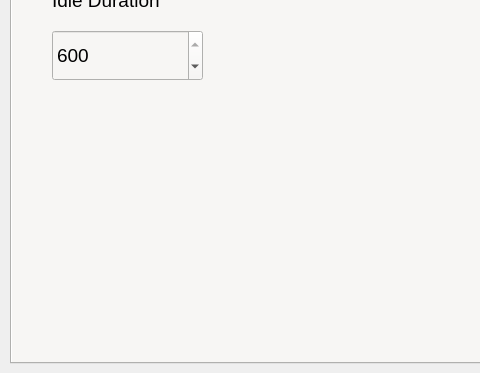
Before: the Qt Designer form src/MainWindow.ui in space-concordia-spacecraft/battery-test, drawn with Qt 5; both pictures show x 0 to 480 and y 177 to 550 of the 1011 by 550 pixel window.
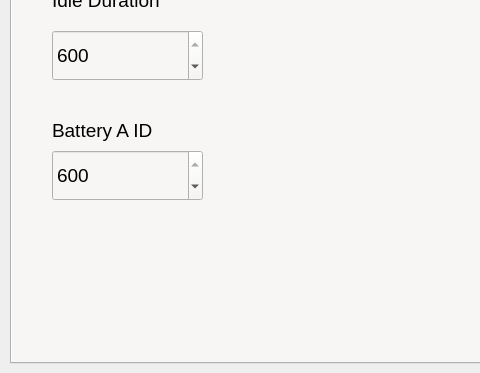
After: the same form once the commit is applied. The open tabs and pages were chosen to show the change.

Commit message: New Battery classes. Organized the class and removed unnecessary code. Reformatted the code in the battery monitor so that it works with the new battery class

The edit to the form file:
```diff
--- a/src/MainWindow.ui
+++ b/src/MainWindow.ui
@@ -859,6 +859,50 @@
        <number>600</number>
       </property>
      </widget>
+     <widget class="QSpinBox" name="cell_a_id_input">
+      <property name="geometry">
+       <rect>
+        <x>40</x>
+        <y>290</y>
+        <width>151</width>
+        <height>51</height>
+       </rect>
+      </property>
+      <property name="font">
+       <font>
+        <pointsize>14</pointsize>
+       </font>
+      </property>
+      <property name="minimum">
+       <number>10</number>
+      </property>
+      <property name="maximum">
+       <number>600</number>
+      </property>
+      <property name="value">
+       <number>600</number>
+      </property>
+     </widget>
+     <widget class="QLabel" name="label_6">
+      <property name="geometry">
+       <rect>
+        <x>40</x>
+        <y>260</y>
+        <width>151</width>
+        <height>21</height>
+       </rect>
+      </property>
+      <property name="font">
+       <font>
+        <pointsize>14</pointsize>
+        <weight>50</weight>
+        <bold>false</bold>
+       </font>
+      </property>
+      <property name="text">
+       <string>Battery A ID</string>
+      </property>
+     </widget>
     </widget>
    </widget>
   </widget>
```
Left out of the diff: 4 changed lines with no effect on the pictures. The commit also changes 44 other files.
